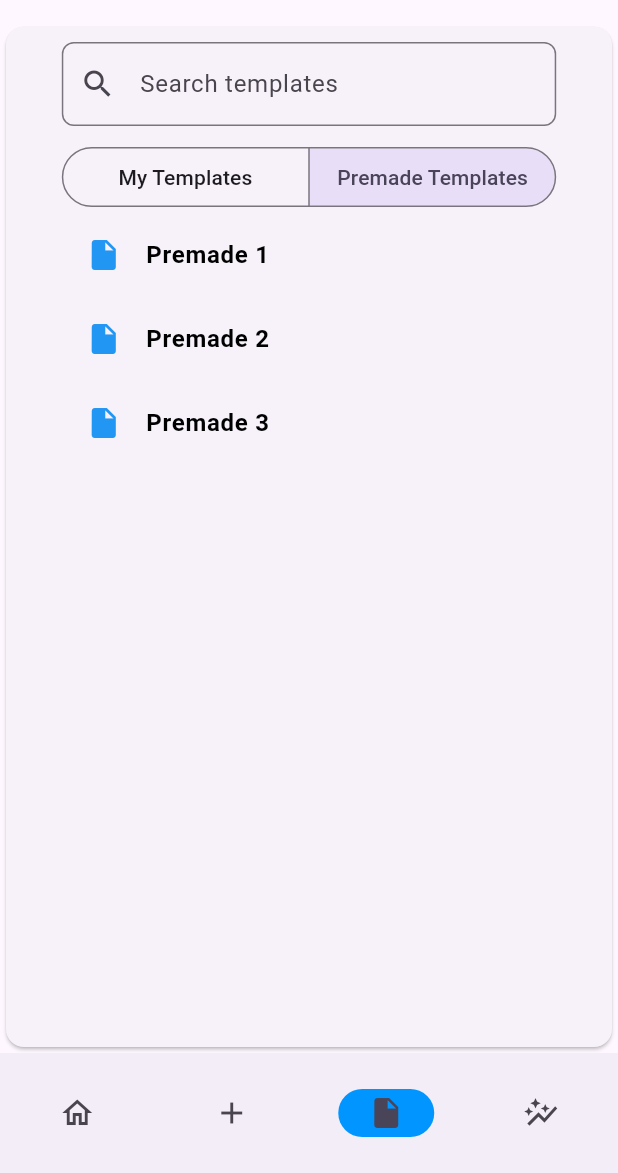
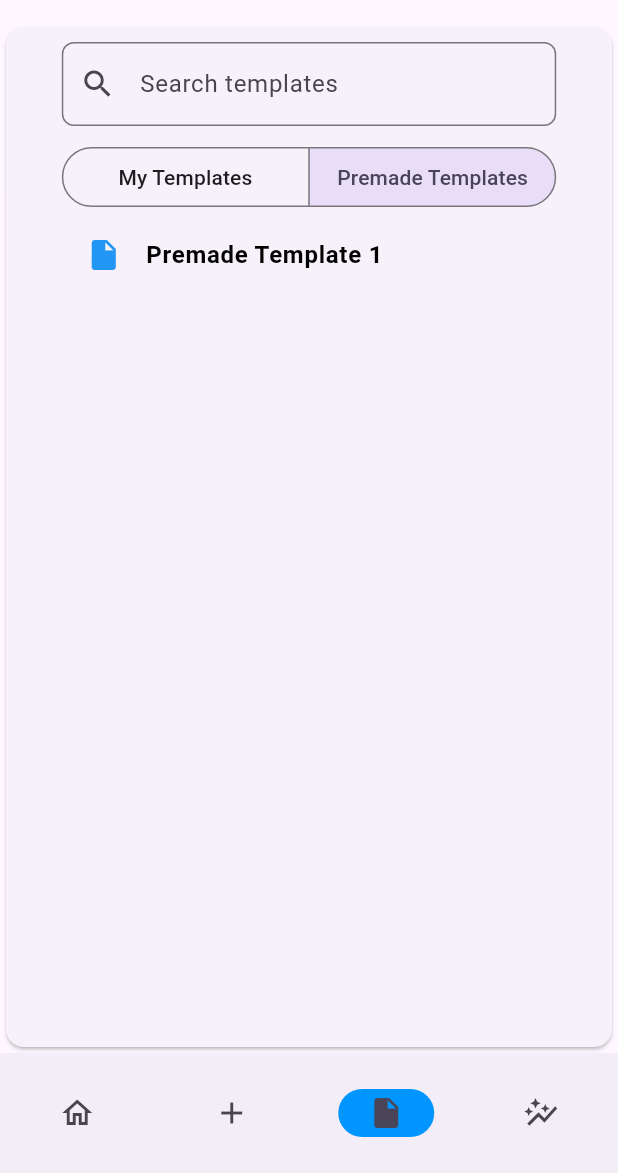
Before and after one commit to ruchihegde/exercise_tracking_app, a Flutter app: the screen it shows after launch, item 3 of the bottom bar chosen, after a tap on "Premade Templates", on a phone screen of 412 x 824 dp, the part 63-1236 px from its top. Run offline on Flutter 3.47's test engine with Material 3 defaults, Android fonts, the phone set to English and light mode, and no system bars.

Commit message:
templates are looking good!

```diff
--- a/lib/models/TemplateModel.dart
+++ b/lib/models/TemplateModel.dart
@@ -0,0 +1,41 @@
+class Template {
+  final int id;
+  final String name;
+  final String description;
+  final bool isPremade;
+  final List<TemplateExercise> exercises;
+
+  Template({
+    required this.id,
+    required this.name,
+    required this.description,
+    required this.isPremade,
+    required this.exercises
+  });
+
+  factory Template.fromJson(Map<String, dynamic> json) {
+    var exercisesJson = json['exercises'] as List;
+    List<TemplateExercise> exercisesList = exercisesJson.map((exerciseJson) => TemplateExercise.fromJson(exerciseJson)).toList();
+    return Template(
+      id: json['id'],
+      name: json['name'],
+      description: json['description'],
+      isPremade: json['isPremade'],
+      exercises: exercisesList,
+    );
+  }
+}
+
+class TemplateExercise {
+  final String name;
+  final int sets;
+
+  TemplateExercise({required this.name, required this.sets});
+
+  factory TemplateExercise.fromJson(Map<String, dynamic> json) {
+    return TemplateExercise(
+      name: json['name'],
+      sets: json['sets'],
+    );
+  }
+}
--- /dev/null
+++ b/lib/services/TemplateService.dart
@@ -0,0 +1,24 @@
+import 'dart:convert';
+import 'dart:io';
+import 'package:flutter/services.dart' show rootBundle;
+import '../models/TemplateModel.dart';
+
+class TemplateService {
+
+  Future<List<Template>> fetchTemplates() async {
+    try {
+      String fileContent = await rootBundle.loadString('lib/data/templates.json');
+      List<dynamic> jsonList = jsonDecode(fileContent);
+      List<Template> templates = jsonList.map((json) => Template.fromJson(json)).toList();
+      for (Template temp in templates) {
+        print('${temp.name} ${temp.id}');
+      }
+      return templates;
+    }
+    catch (e) {
+      print('Error reading or parsing the file: $e');
+      return [];
+    }
+  }
+
+}
--- a/lib/viewmodels/TemplateViewModel.dart
+++ b/lib/viewmodels/TemplateViewModel.dart
@@ -0,0 +1,65 @@
+import 'package:flutter/material.dart';
+import '../models/TemplateModel.dart';
+import '../services/TemplateService.dart';
+import '../views/widgets/TemplateList.dart';
+
+class TemplateViewModel extends ChangeNotifier {
+  List<Template> _allTemplates = <Template>[];
+  List<Template> _myTemplates = <Template>[];
+  List<Template> _premadeTemplates = <Template>[];
+  List<Template> filteredTemplates = <Template>[];
+  final TemplateService _templateService = TemplateService();
+
+  TemplateTab _currentTab = TemplateTab.myTemplates;
+  String _searchQuery = '';
+
+  TemplateTab get currentTab => _currentTab;
+  String get searchQuery => _searchQuery;
+
+  Future<void> fetchTemplates() async {
+    _allTemplates = await _templateService.fetchTemplates();
+    _myTemplates = getMyTemplates();
+    _premadeTemplates = getPremadeTemplates();
+    _updateFilteredTemplates();
+    notifyListeners();
+  }
+
+  void setTab(TemplateTab tab) {
+    _currentTab = tab;
+    _updateFilteredTemplates();
+    notifyListeners();
+  }
+
+  void setSearchQuery(String query) {
+    _searchQuery = query;
+    _updateFilteredTemplates();
+    notifyListeners();
+  }
+
+  void _updateFilteredTemplates() {
+    List<Template> templates = _currentTab == TemplateTab.myTemplates
+        ? _myTemplates
+        : _premadeTemplates;
+
+    if (_searchQuery.isEmpty) {
+      filteredTemplates = templates;
+    }
+    else {
+      filteredTemplates = templates
+          .where((template) => template.name.toLowerCase().contains(_searchQuery.toLowerCase()))
+          .toList();
+    }
+  }
+
+  List<Template> getMyTemplates() {
+    return _allTemplates
+      .where((template) => template.isPremade == false)
+      .toList();
+  }
+
+  List<Template> getPremadeTemplates() {
+    return _allTemplates
+      .where((template) => template.isPremade == true)
+      .toList();
+  }
+}
--- a/lib/views/TemplatesView.dart
+++ b/lib/views/TemplatesView.dart
@@ -1,15 +1,20 @@
 import 'package:flutter/material.dart';
-import './widgets/TemplateView.dart';
+import 'package:provider/provider.dart';
+import '../viewmodels/TemplateViewModel.dart';
+import 'widgets/TemplateList.dart';
 
 class TemplatesView extends StatelessWidget {
   const TemplatesView({super.key});
 
   @override
   Widget build(BuildContext context) {
-    return const Scaffold(
+    return Scaffold(
       body: Card(
-        child: TemplateList()
-      )
+        child: ChangeNotifierProvider(
+          create: (_) => TemplateViewModel(),
+          child: const TemplateList(isWorkout: false),
+        ),
+      ),
     );
   }
 }
--- /dev/null
+++ b/lib/views/widgets/TemplateList.dart
@@ -0,0 +1,115 @@
+import 'package:flutter/material.dart';
+import '../../services/TemplateService.dart';
+import '../../viewmodels/TemplateViewModel.dart';
+import 'package:provider/provider.dart';
+
+enum TemplateTab { myTemplates, premade }
+
+class TemplateList extends StatefulWidget {
+  final bool isWorkout;
+
+  const TemplateList({super.key, required this.isWorkout});
+
+
+  @override
+  State<TemplateList> createState() => _TemplateListState();
+}
+
+class _TemplateListState extends State<TemplateList> {
+  TextEditingController searchController = TextEditingController();
+
+  @override
+  void initState() {
+    super.initState();
+    searchController.addListener(_onSearchChanged);
+    WidgetsBinding.instance.addPostFrameCallback((_) {
+      Provider.of<TemplateViewModel>(context, listen: false).fetchTemplates();
+    });
+  }
+
+  @override
+  void dispose() {
+    searchController.removeListener(_onSearchChanged);
+    searchController.dispose();
+    super.dispose();
+  }
+
+  void _onSearchChanged() {
+    final templateViewModel = Provider.of<TemplateViewModel>(context, listen: false);
+    templateViewModel.setSearchQuery(searchController.text);
+  }
+
+  @override
+  Widget build(BuildContext context) {
+    // TODO: add control for when workout or not
+    return Consumer<TemplateViewModel>(
+      builder: (context, templateViewModel, child) {
+        return Center(
+          child: Column(
+            children: [
+              Padding(
+                padding: const EdgeInsets.all(10.0),
+                child: SizedBox(
+                  width: MediaQuery.of(context).size.width * 0.8,
+                  child: TextField(
+                  controller: searchController,
+                  decoration: InputDecoration(
+                    labelText: 'Search templates',
+                    prefixIcon: const Icon(Icons.search),
+                    border: OutlineInputBorder(
+                      borderRadius: BorderRadius.circular(8.0),
+                    ),
+                  ),
+                ),
+                )
+              ),
+              SizedBox(
+                width: MediaQuery.of(context).size.width * 0.8,
+                child: SegmentedButton<TemplateTab>(
+                  segments: const <ButtonSegment<TemplateTab>>[
+                    ButtonSegment<TemplateTab>(
+                      value: TemplateTab.myTemplates,
+                      label: Text('My Templates'),
+                    ),
+                    ButtonSegment<TemplateTab>(
+                      value: TemplateTab.premade,
+                      label: Text('Premade Templates'),
+                    )
+                  ],
+                  selected: {templateViewModel.currentTab},
+                  onSelectionChanged: (Set<TemplateTab> newSelection) {
+                    templateViewModel.setTab(newSelection.first);
+                  },
+                  showSelectedIcon: false,
+                )
+              ),
+              Expanded(
+                child: ListView.builder(
+                  itemCount: templateViewModel.filteredTemplates.length,
+                  itemBuilder: (context, idx) {
+                    final template = templateViewModel.filteredTemplates[idx];
+                    return Center(
+                      child: Container(
+                        width: MediaQuery.of(context).size.width * 0.8,
+                        child: ListTile(
+                          leading: const Icon(Icons.insert_drive_file, color: Colors.blue),
+                          title: Text(
+                            template.name,
+                            style: TextStyle(
+                              fontWeight: FontWeight.bold,
+                              color: Colors.black,
+                            ),
+                          ),
+                        ),
+                      ),
+                    );
+                  }
+                ),
+              )
+            ],
+          )
+        );
+      },
+    );
+  }
+}
--- a/lib/views/widgets/TemplateView.dart
+++ /dev/null
@@ -1,124 +0,0 @@
-import 'package:flutter/material.dart';
-import 'package:flutter/rendering.dart';
-
-enum TemplateView { myTemplates, premade }
-
-class TemplateList extends StatefulWidget {
-  const TemplateList({super.key});
-
-
-  @override
-  State<TemplateList> createState() => _TemplateListState();
-}
-
-class _TemplateListState extends State<TemplateList> {
-
-  TemplateView currentTab = TemplateView.myTemplates;
-  TextEditingController searchController = TextEditingController();
-  List<String> myTemplates = ['Template 1', 'Template 2', 'Template 3'];
-  List<String> premadeTemplates = ['Premade 1', 'Premade 2', 'Premade 3'];
-  List<String> filteredTemplates = [];
-
-  @override
-  void initState() {
-    super.initState();
-    filteredTemplates = myTemplates;
-    searchController.addListener(_filterTemplates);
-  }
-
-  @override
-  void dispose() {
-    searchController.removeListener(_filterTemplates);
-    searchController.dispose();
-    super.dispose();
-  }
-
-  int _getCurListCount () {
-    return currentTab == TemplateView.myTemplates
-      ? myTemplates.length
-      : premadeTemplates.length;
-  }
-
-  void _filterTemplates() {
-    setState(() {
-      List<String> templates = currentTab == TemplateView.myTemplates
-          ? myTemplates
-          : premadeTemplates;
-      filteredTemplates = templates
-          .where((template) =>
-              template.toLowerCase().contains(searchController.text.toLowerCase()))
-          .toList();
-    });
-  }
-
-  @override
-  Widget build(BuildContext context) {
-    return Center(
-      child: Column(
-        children: [
-          Padding(
-            padding: const EdgeInsets.all(10.0),
-            child: SizedBox(
-              width: MediaQuery.of(context).size.width * 0.8,
-              child: TextField(
-              controller: searchController,
-              decoration: InputDecoration(
-                labelText: 'Search templates',
-                prefixIcon: const Icon(Icons.search),
-                border: OutlineInputBorder(
-                  borderRadius: BorderRadius.circular(8.0),
-                ),
-              ),
-            ),
-            )
-          ),
-          SizedBox(
-            width: MediaQuery.of(context).size.width * 0.8,
-            child: SegmentedButton<TemplateView>(
-              segments: const <ButtonSegment<TemplateView>>[
-                ButtonSegment<TemplateView>(
-                  value: TemplateView.myTemplates,
-                  label: Text('My Templates'),
-                ),
-                ButtonSegment<TemplateView>(
-                  value: TemplateView.premade,
-                  label: Text('Premade Templates'),
-                )
-              ],
-              selected: {currentTab},
-              onSelectionChanged: (Set<TemplateView> newSelection) {
-                setState(() {
-                  currentTab = newSelection.first;
-                  _filterTemplates();
-                });
-              },
-              showSelectedIcon: false,
-            )
-          ),
-          Expanded(
-            child: ListView.builder(
-              itemCount: _getCurListCount(),
-              itemBuilder: (context, idx) {
-                return Center(
-                  child: Container(
-                    width: MediaQuery.of(context).size.width * 0.8,
-                    child: ListTile(
-                      leading: const Icon(Icons.insert_drive_file, color: Colors.blue),
-                      title: Text(
-                        filteredTemplates[idx],
-                        style: const TextStyle(
-                          fontWeight: FontWeight.bold,
-                          color: Colors.black,
-                        ),
-                      ),
-                    ),
-                  )
-                );
-              }
-            ),
-          )
-        ],
-      )
-    );
-  }
-}
--- a/pubspec.yaml
+++ b/pubspec.yaml
@@ -9,6 +9,8 @@ environment:
 dependencies:
   flutter:
     sdk: flutter
+  path_provider: ^2.1.5
+  provider: ^6.1.2
 
 dev_dependencies:
   flutter_test:
@@ -17,3 +19,5 @@ dev_dependencies:
 
 flutter:
   uses-material-design: true
+  assets:
+    - lib/data/templates.json
```
Also changed, not shown: lib/data/templates.json (added, +66 -0 lines), pubspec.lock, 1 other file.
